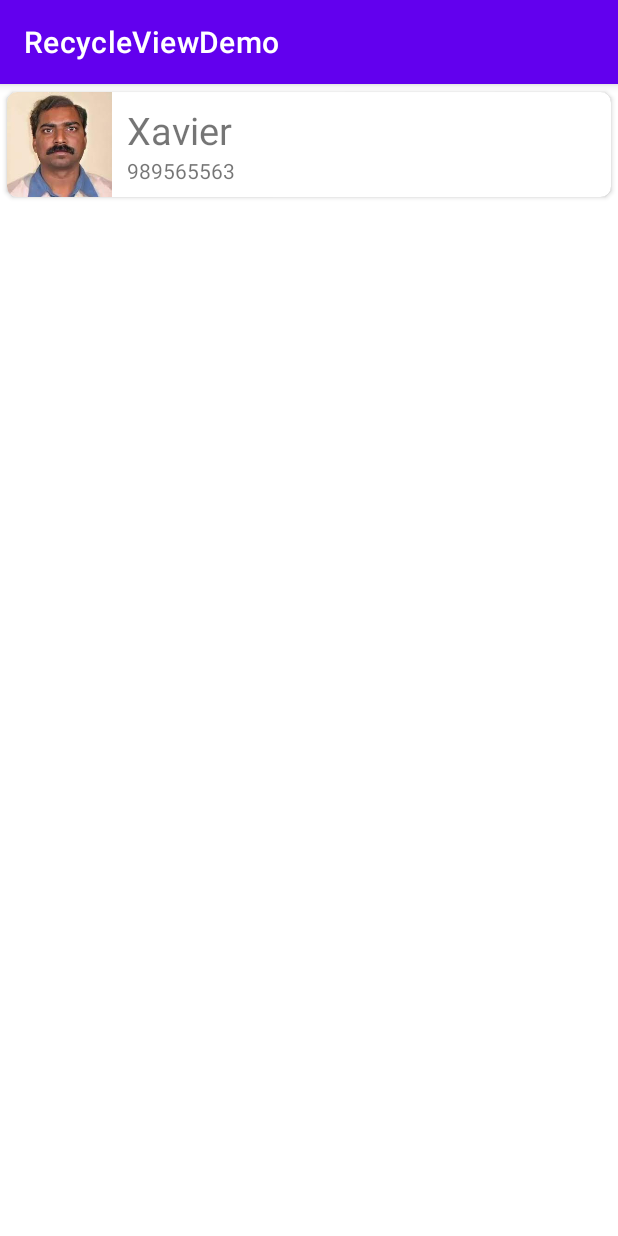
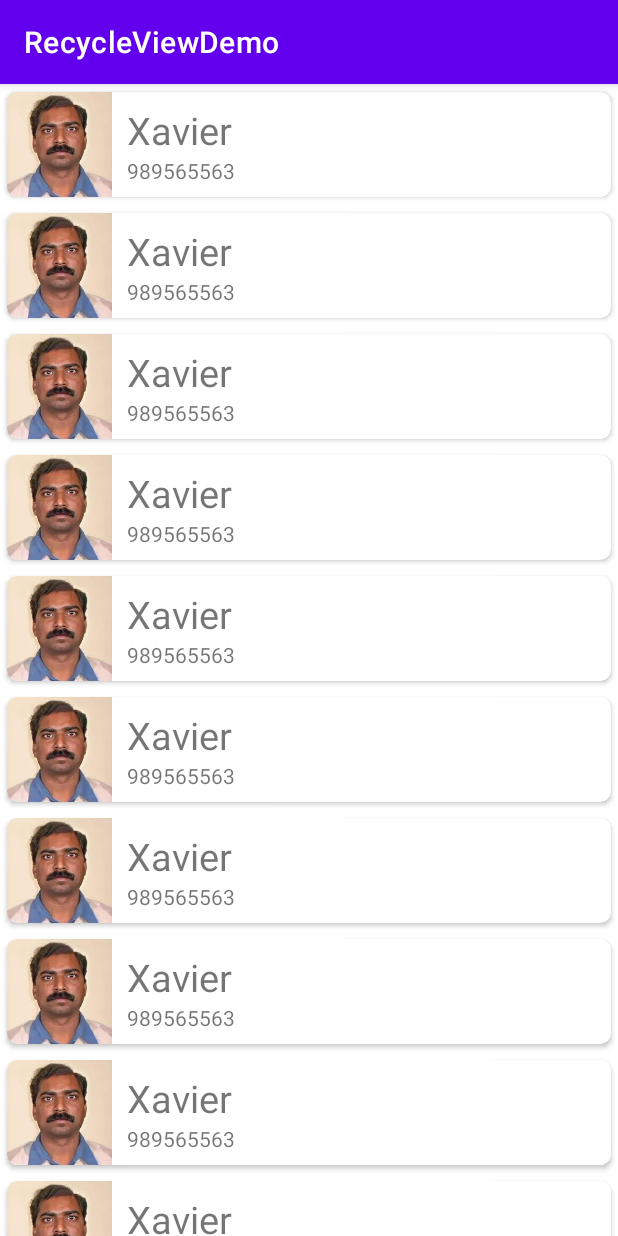
Before and after one commit to Kevinvaddoriya/RecycleView, an Android app: the screen it shows after launch (MainActivity), on a phone screen of 412 x 824 dp. Run offline under Robolectric (Android 15) with nearby library versions, the phone set to English and light mode, and no system bars.

Commit message:
android recycleview

```diff
--- a/app/src/main/res/layout/activity_main.xml
+++ b/app/src/main/res/layout/activity_main.xml
@@ -8,7 +8,8 @@
 
     <androidx.recyclerview.widget.RecyclerView
         android:layout_width="match_parent"
-        android:layout_height="match_parent"
+        android:layout_height="wrap_content"
+        android:scrollbars="vertical"
         android:id="@+id/recycle"/>
 
 </LinearLayout>
--- a/app/src/main/res/layout/row.xml
+++ b/app/src/main/res/layout/row.xml
@@ -1,7 +1,7 @@
 <?xml version="1.0" encoding="utf-8"?>
 <LinearLayout xmlns:android="http://schemas.android.com/apk/res/android"
     android:layout_width="match_parent"
-    android:layout_height="match_parent"
+    android:layout_height="wrap_content"
     xmlns:app="http://schemas.android.com/apk/res-auto">
 
     <androidx.cardview.widget.CardView
```
